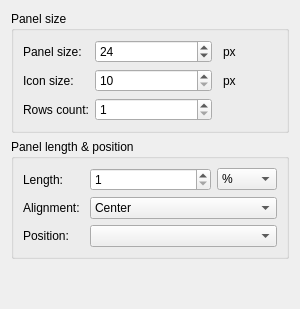
This is panel/config/configpaneldialog.ui in lxqt/lxqt-panel as Qt 5 draws it before an edit. The edited form follows.
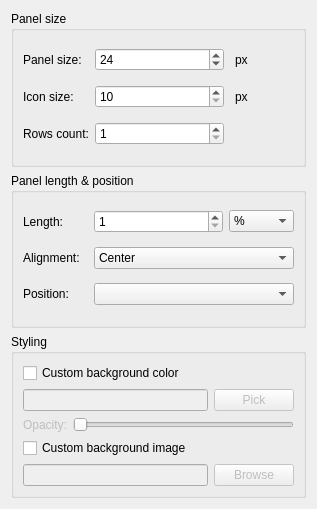
This is the edited form.

Commit message:
Panel background configuration
Options to set background color and/or image

Diff of the .ui file:
```diff
--- a/panel/config/configpaneldialog.ui
+++ b/panel/config/configpaneldialog.ui
@@ -6,16 +6,28 @@
    <rect>
     <x>0</x>
     <y>0</y>
-    <width>300</width>
-    <height>309</height>
+    <width>317</width>
+    <height>509</height>
    </rect>
   </property>
+  <property name="sizePolicy">
+   <sizepolicy hsizetype="Minimum" vsizetype="Minimum">
+    <horstretch>0</horstretch>
+    <verstretch>0</verstretch>
+   </sizepolicy>
+  </property>
   <property name="windowTitle">
    <string>Configure panel</string>
   </property>
   <layout class="QVBoxLayout" name="verticalLayout">
    <item>
     <widget class="QGroupBox" name="groupBox_size">
+     <property name="sizePolicy">
+      <sizepolicy hsizetype="Preferred" vsizetype="Minimum">
+       <horstretch>0</horstretch>
+       <verstretch>0</verstretch>
+      </sizepolicy>
+     </property>
      <property name="title">
       <string>Panel size</string>
      </property>
@@ -96,6 +108,12 @@
    </item>
    <item>
     <widget class="QGroupBox" name="groupBox">
+     <property name="sizePolicy">
+      <sizepolicy hsizetype="Preferred" vsizetype="Minimum">
+       <horstretch>0</horstretch>
+       <verstretch>0</verstretch>
+      </sizepolicy>
+     </property>
      <property name="title">
       <string>Panel length &amp;&amp; position</string>
      </property>
@@ -177,17 +195,108 @@
     </widget>
    </item>
    <item>
-    <spacer name="verticalSpacer">
-     <property name="orientation">
-      <enum>Qt::Vertical</enum>
+    <widget class="QGroupBox" name="groupBox_2">
+     <property name="sizePolicy">
+      <sizepolicy hsizetype="Preferred" vsizetype="Minimum">
+       <horstretch>0</horstretch>
+       <verstretch>0</verstretch>
+      </sizepolicy>
      </property>
-     <property name="sizeHint" stdset="0">
-      <size>
-       <width>20</width>
-       <height>40</height>
-      </size>
+     <property name="title">
+      <string>Styling</string>
      </property>
-    </spacer>
+     <layout class="QGridLayout" name="gridLayout_3">
+      <item row="0" column="0">
+       <widget class="QCheckBox" name="checkBox_customColor">
+        <property name="text">
+         <string>Custom background color</string>
+        </property>
+       </widget>
+      </item>
+      <item row="3" column="0">
+       <widget class="QCheckBox" name="checkBox_customImage">
+        <property name="text">
+         <string>Custom background image</string>
+        </property>
+       </widget>
+      </item>
+      <item row="4" column="0" colspan="2">
+       <widget class="QLineEdit" name="lineEdit_customImage">
+        <property name="enabled">
+         <bool>false</bool>
+        </property>
+       </widget>
+      </item>
+      <item row="2" column="0" colspan="3">
+       <widget class="QWidget" name="widget" native="true">
+        <layout class="QHBoxLayout" name="horizontalLayout">
+         <property name="leftMargin">
+          <number>0</number>
+         </property>
+         <property name="topMargin">
+          <number>0</number>
+         </property>
+         <property name="rightMargin">
+          <number>0</number>
+         </property>
+         <property name="bottomMargin">
+          <number>0</number>
+         </property>
+         <item>
+          <widget class="QLabel" name="label_4">
+           <property name="enabled">
+            <bool>false</bool>
+           </property>
+           <property name="text">
+            <string>Opacity:</string>
+           </property>
+          </widget>
+         </item>
+         <item>
+          <widget class="QSlider" name="slider_opacity">
+           <property name="enabled">
+            <bool>false</bool>
+           </property>
+           <property name="maximum">
+            <number>100</number>
+           </property>
+           <property name="orientation">
+            <enum>Qt::Horizontal</enum>
+           </property>
+          </widget>
+         </item>
+        </layout>
+       </widget>
+      </item>
+      <item row="1" column="2">
+       <widget class="QPushButton" name="pushButton_customColor">
+        <property name="enabled">
+         <bool>false</bool>
+        </property>
+        <property name="text">
+         <string>Pick</string>
+        </property>
+       </widget>
+      </item>
+      <item row="4" column="2">
+       <widget class="QPushButton" name="pushButton_customImage">
+        <property name="enabled">
+         <bool>false</bool>
+        </property>
+        <property name="text">
+         <string>Browse</string>
+        </property>
+       </widget>
+      </item>
+      <item row="1" column="0" colspan="2">
+       <widget class="QLineEdit" name="lineEdit_customColor">
+        <property name="enabled">
+         <bool>false</bool>
+        </property>
+       </widget>
+      </item>
+     </layout>
+    </widget>
    </item>
   </layout>
  </widget>
```
Left out of the diff: 113 changed lines with no effect on the pictures. The commit also changes 5 other files.
